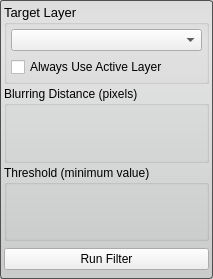
Above: Interface/ToolInterface/CannyEdgeDetectionFilterInterface.ui from jessdtate/Seg3D before the change. Below: the same form after it.
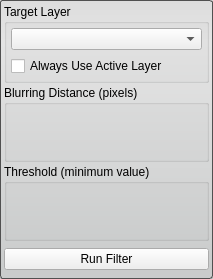
That is the form after the change. Custom widgets are drawn as their Qt base class.

```diff
--- a/Interface/ToolInterface/CannyEdgeDetectionFilterInterface.ui
+++ b/Interface/ToolInterface/CannyEdgeDetectionFilterInterface.ui
@@ -46,14 +46,7 @@
     <number>4</number>
    </property>
    <item>
-    <layout class="QHBoxLayout" name="horizontalLayout_6">
-     <item>
       <widget class="QGroupBox" name="target_groupbox_">
-       <property name="font">
-        <font>
-         <pointsize>10</pointsize>
-        </font>
-       </property>
        <property name="title">
         <string>Target Layer</string>
        </property>
@@ -72,6 +65,21 @@
          </widget>
         </item>
         <item>
+       <widget class="QWidget" name="widget" native="true">
+        <property name="minimumSize">
+         <size>
+          <width>0</width>
+          <height>20</height>
+         </size>
+        </property>
+        <layout class="QHBoxLayout" name="horizontalLayout_4">
+         <property name="spacing">
+          <number>0</number>
+         </property>
+         <property name="margin">
+          <number>0</number>
+         </property>
+         <item>
          <widget class="QCheckBox" name="use_active_layer_">
           <property name="text">
            <string>Always Use Active Layer</string>
@@ -82,16 +90,27 @@
       </widget>
      </item>
     </layout>
+    </widget>
    </item>
-   <item>
-    <layout class="QHBoxLayout" name="blurringdistanceHLayout_top">
      <item>
       <widget class="QGroupBox" name="groupBox">
        <property name="title">
         <string>Blurring Distance (pixels)</string>
        </property>
        <layout class="QHBoxLayout" name="horizontalLayout_2">
-        <property name="margin">
+      <property name="spacing">
+       <number>0</number>
+      </property>
+      <property name="leftMargin">
+       <number>4</number>
+      </property>
+      <property name="topMargin">
+       <number>2</number>
+      </property>
+      <property name="rightMargin">
+       <number>4</number>
+      </property>
+      <property name="bottomMargin">
          <number>4</number>
         </property>
         <item>
@@ -100,17 +119,25 @@
        </layout>
       </widget>
      </item>
-    </layout>
-   </item>
-   <item>
-    <layout class="QHBoxLayout" name="thresholdHLayout_top">
      <item>
       <widget class="QGroupBox" name="groupBox_2">
        <property name="title">
         <string>Threshold (minimum value)</string>
        </property>
        <layout class="QHBoxLayout" name="horizontalLayout_3">
-        <property name="margin">
+      <property name="spacing">
+       <number>0</number>
+      </property>
+      <property name="leftMargin">
+       <number>4</number>
+      </property>
+      <property name="topMargin">
+       <number>2</number>
+      </property>
+      <property name="rightMargin">
+       <number>4</number>
+      </property>
+      <property name="bottomMargin">
          <number>4</number>
         </property>
         <item>
@@ -118,8 +145,6 @@
         </item>
        </layout>
       </widget>
-     </item>
-    </layout>
    </item>
    <item>
     <widget class="QWidget" name="replaceRunWidget" native="true">
@@ -154,6 +179,14 @@
    </item>
   </layout>
  </widget>
+ <customwidgets>
+  <customwidget>
+   <class>QtUtils::QtSliderDoubleCombo</class>
+   <extends>QWidget</extends>
+   <header location="global">QtUtils/Widgets/QtSliderDoubleCombo.h</header>
+   <container>1</container>
+  </customwidget>
+ </customwidgets>
  <resources/>
  <connections/>
 </ui>
```
Left out of the diff: 4 changed lines with no effect on the pictures. Lines whose indentation alone changed are shown as unchanged.
